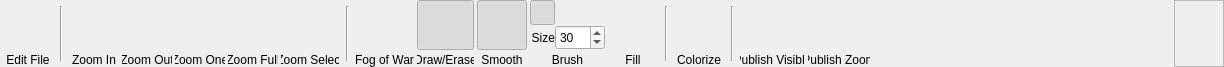
The window that DMHelper/src/ribbontabmap.ui (MMetze/DMHelper) describes before a commit, drawn with Qt 5.
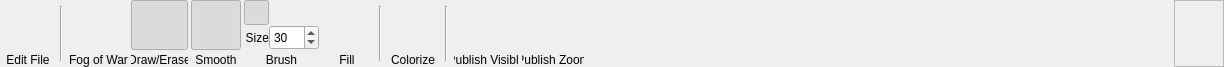
The same window after the commit. Icons and pictures are not drawn. Custom widgets are drawn as their Qt base class.

Patch:
```diff
--- a/DMHelper/src/ribbontabmap.ui
+++ b/DMHelper/src/ribbontabmap.ui
@@ -124,324 +124,6 @@
      </property>
     </widget>
    </item>
-   <item>
-    <layout class="QVBoxLayout" name="verticalLayout">
-     <property name="spacing">
-      <number>0</number>
-     </property>
-     <item>
-      <widget class="QPushButton" name="btnZoomIn">
-       <property name="minimumSize">
-        <size>
-         <width>50</width>
-         <height>50</height>
-        </size>
-       </property>
-       <property name="maximumSize">
-        <size>
-         <width>50</width>
-         <height>50</height>
-        </size>
-       </property>
-       <property name="toolTip">
-        <string>Zoom in</string>
-       </property>
-       <property name="text">
-        <string/>
-       </property>
-       <property name="icon">
-        <iconset resource="resources.qrc">
-         <normaloff>:/img/data/icon_zoomin.png</normaloff>:/img/data/icon_zoomin.png</iconset>
-       </property>
-       <property name="iconSize">
-        <size>
-         <width>40</width>
-         <height>40</height>
-        </size>
-       </property>
-       <property name="checkable">
-        <bool>false</bool>
-       </property>
-       <property name="flat">
-        <bool>true</bool>
-       </property>
-      </widget>
-     </item>
-     <item>
-      <widget class="QLabel" name="lblZoomIn">
-       <property name="maximumSize">
-        <size>
-         <width>50</width>
-         <height>16777215</height>
-        </size>
-       </property>
-       <property name="text">
-        <string>Zoom In</string>
-       </property>
-       <property name="alignment">
-        <set>Qt::AlignBottom|Qt::AlignHCenter</set>
-       </property>
-      </widget>
-     </item>
-    </layout>
-   </item>
-   <item>
-    <layout class="QVBoxLayout" name="verticalLayout_2">
-     <property name="spacing">
-      <number>0</number>
-     </property>
-     <item>
-      <widget class="QPushButton" name="btnZoomOut">
-       <property name="minimumSize">
-        <size>
-         <width>50</width>
-         <height>50</height>
-        </size>
-       </property>
-       <property name="maximumSize">
-        <size>
-         <width>50</width>
-         <height>50</height>
-        </size>
-       </property>
-       <property name="toolTip">
-        <string>Zoom out</string>
-       </property>
-       <property name="text">
-        <string/>
-       </property>
-       <property name="icon">
-        <iconset resource="resources.qrc">
-         <normaloff>:/img/data/icon_zoomout.png</normaloff>:/img/data/icon_zoomout.png</iconset>
-       </property>
-       <property name="iconSize">
-        <size>
-         <width>40</width>
-         <height>40</height>
-        </size>
-       </property>
-       <property name="flat">
-        <bool>true</bool>
-       </property>
-      </widget>
-     </item>
-     <item>
-      <widget class="QLabel" name="lblZoomOut">
-       <property name="maximumSize">
-        <size>
-         <width>50</width>
-         <height>16777215</height>
-        </size>
-       </property>
-       <property name="text">
-        <string>Zoom Out</string>
-       </property>
-       <property name="alignment">
-        <set>Qt::AlignBottom|Qt::AlignHCenter</set>
-       </property>
-      </widget>
-     </item>
-    </layout>
-   </item>
-   <item>
-    <layout class="QVBoxLayout" name="verticalLayout_3">
-     <property name="spacing">
-      <number>0</number>
-     </property>
-     <item>
-      <widget class="QPushButton" name="btnZoomOne">
-       <property name="minimumSize">
-        <size>
-         <width>50</width>
-         <height>50</height>
-        </size>
-       </property>
-       <property name="maximumSize">
-        <size>
-         <width>50</width>
-         <height>50</height>
-        </size>
-       </property>
-       <property name="toolTip">
-        <string>Zoom to 1:1</string>
-       </property>
-       <property name="text">
-        <string/>
-       </property>
-       <property name="icon">
-        <iconset resource="resources.qrc">
-         <normaloff>:/img/data/icon_zoomone.png</normaloff>:/img/data/icon_zoomone.png</iconset>
-       </property>
-       <property name="iconSize">
-        <size>
-         <width>40</width>
-         <height>40</height>
-        </size>
-       </property>
-       <property name="flat">
-        <bool>true</bool>
-       </property>
-      </widget>
-     </item>
-     <item>
-      <widget class="QLabel" name="lblZoomOne">
-       <property name="maximumSize">
-        <size>
-         <width>50</width>
-         <height>16777215</height>
-        </size>
-       </property>
-       <property name="text">
-        <string>Zoom One</string>
-       </property>
-       <property name="alignment">
-        <set>Qt::AlignBottom|Qt::AlignHCenter</set>
-       </property>
-      </widget>
-     </item>
-    </layout>
-   </item>
-   <item>
-    <layout class="QVBoxLayout" name="verticalLayout_4">
-     <property name="spacing">
-      <number>0</number>
-     </property>
-     <item>
-      <widget class="QPushButton" name="btnZoomFull">
-       <property name="minimumSize">
-        <size>
-         <width>50</width>
-         <height>50</height>
-        </size>
-       </property>
-       <property name="maximumSize">
-        <size>
-         <width>50</width>
-         <height>50</height>
-        </size>
-       </property>
-       <property name="toolTip">
-        <string>Zoom to fit the entire map</string>
-       </property>
-       <property name="text">
-        <string/>
-       </property>
-       <property name="icon">
-        <iconset resource="resources.qrc">
-         <normaloff>:/img/data/icon_zoomfit.png</normaloff>:/img/data/icon_zoomfit.png</iconset>
-       </property>
-       <property name="iconSize">
-        <size>
-         <width>40</width>
-         <height>40</height>
-        </size>
-       </property>
-       <property name="checkable">
-        <bool>false</bool>
-       </property>
-       <property name="flat">
-        <bool>true</bool>
-       </property>
-      </widget>
-     </item>
-     <item>
-      <widget class="QLabel" name="lblZoomFull">
-       <property name="maximumSize">
-        <size>
-         <width>50</width>
-         <height>16777215</height>
-        </size>
-       </property>
-       <property name="text">
-        <string>Zoom Full</string>
-       </property>
-       <property name="alignment">
-        <set>Qt::AlignBottom|Qt::AlignHCenter</set>
-       </property>
-      </widget>
-     </item>
-    </layout>
-   </item>
-   <item>
-    <layout class="QVBoxLayout" name="verticalLayout_5">
-     <property name="spacing">
-      <number>0</number>
-     </property>
-     <item>
-      <widget class="QPushButton" name="btnZoomSelect">
-       <property name="minimumSize">
-        <size>
-         <width>58</width>
-         <height>50</height>
-        </size>
-       </property>
-       <property name="maximumSize">
-        <size>
-         <width>58</width>
-         <height>50</height>
-        </size>
-       </property>
-       <property name="toolTip">
-        <string>Select an area to zoom into</string>
-       </property>
-       <property name="text">
-        <string/>
-       </property>
-       <property name="icon">
-        <iconset resource="resources.qrc">
-         <normaloff>:/img/data/icon_zoomselect.png</normaloff>:/img/data/icon_zoomselect.png</iconset>
-       </property>
-       <property name="iconSize">
-        <size>
-         <width>40</width>
-         <height>40</height>
-        </size>
-       </property>
-       <property name="checkable">
-        <bool>true</bool>
-       </property>
-       <property name="flat">
-        <bool>true</bool>
-       </property>
-      </widget>
-     </item>
-     <item>
-      <widget class="QLabel" name="lblZoomSelect">
-       <property name="maximumSize">
-        <size>
-         <width>58</width>
-         <height>16777215</height>
-        </size>
-       </property>
-       <property name="text">
-        <string>Zoom Select</string>
-       </property>
-       <property name="alignment">
-        <set>Qt::AlignBottom|Qt::AlignHCenter</set>
-       </property>
-      </widget>
-     </item>
-    </layout>
-   </item>
-   <item>
-    <widget class="Line" name="line_6">
-     <property name="minimumSize">
-      <size>
-       <width>10</width>
-       <height>0</height>
-      </size>
-     </property>
-     <property name="maximumSize">
-      <size>
-       <width>10</width>
-       <height>55</height>
-      </size>
-     </property>
-     <property name="orientation">
-      <enum>Qt::Vertical</enum>
-     </property>
-    </widget>
-   </item>
    <item>
     <layout class="QVBoxLayout" name="verticalLayout_12">
      <property name="spacing">
```
